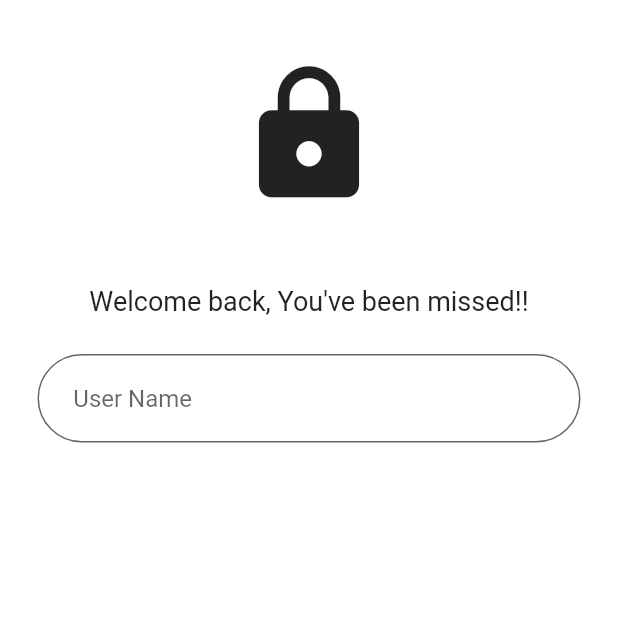
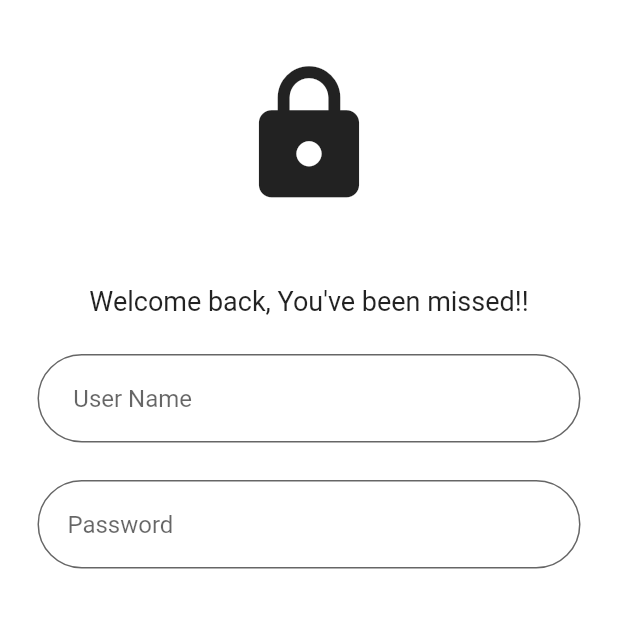
Before and after one commit to funky-dev99/Attendance-User, a Flutter app: the screen it shows after launch, on a phone screen of 412 x 824 dp, the top half of it. Run offline on Flutter 3.47's test engine with Material 2 defaults, Android fonts, the phone set to English and light mode, and no system bars.

Commit message:
Password

```diff
--- a/attend_user/lib/pages/login.dart
+++ b/attend_user/lib/pages/login.dart
@@ -4,6 +4,7 @@ class Login extends StatelessWidget {
    Login({Key? key}) : super(key: key);
 
   final usernameController = TextEditingController();
+  final passwordController = TextEditingController();
 
   @override
   Widget build(BuildContext context) {
@@ -60,6 +61,33 @@ class Login extends StatelessWidget {
                     ),
                   ),
 
+                  const SizedBox(
+                    height: 25,
+                  ),
+
+                  //Password Text field
+                  Padding(
+                    padding: EdgeInsets.symmetric(horizontal: 25.0),
+                    child: TextField(
+                      controller: passwordController,
+                      obscureText: true,
+                      decoration:  InputDecoration(
+                          border: OutlineInputBorder(
+                            borderRadius: BorderRadius.circular(30.0),
+                            borderSide: BorderSide(color: Colors.blueGrey),
+                          ),
+                          focusedBorder: OutlineInputBorder(
+                            borderRadius: BorderRadius.circular(30.0),
+                            borderSide: BorderSide(color: Colors.black45),
+                          ),
+                          fillColor: Colors.white,
+                          filled: true,
+                          hintText: '  Password',
+                          helperStyle: TextStyle(color: Colors.black45)),
+                    ),
+                  ),
+
+
 
                 ],
               ),
```
